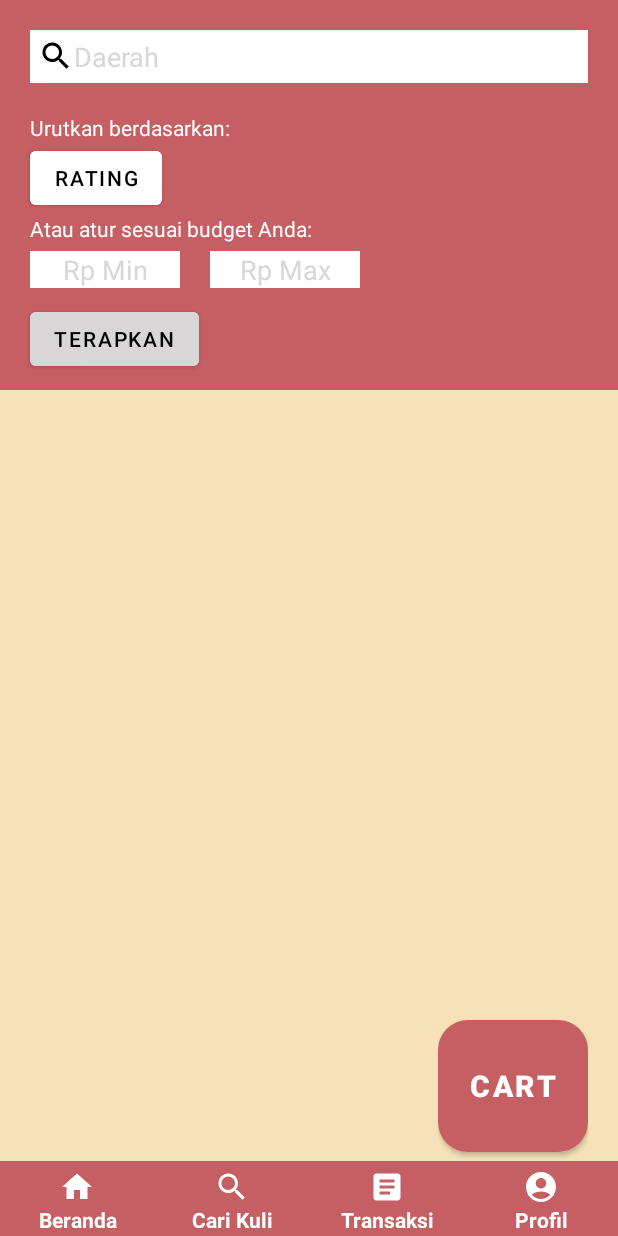
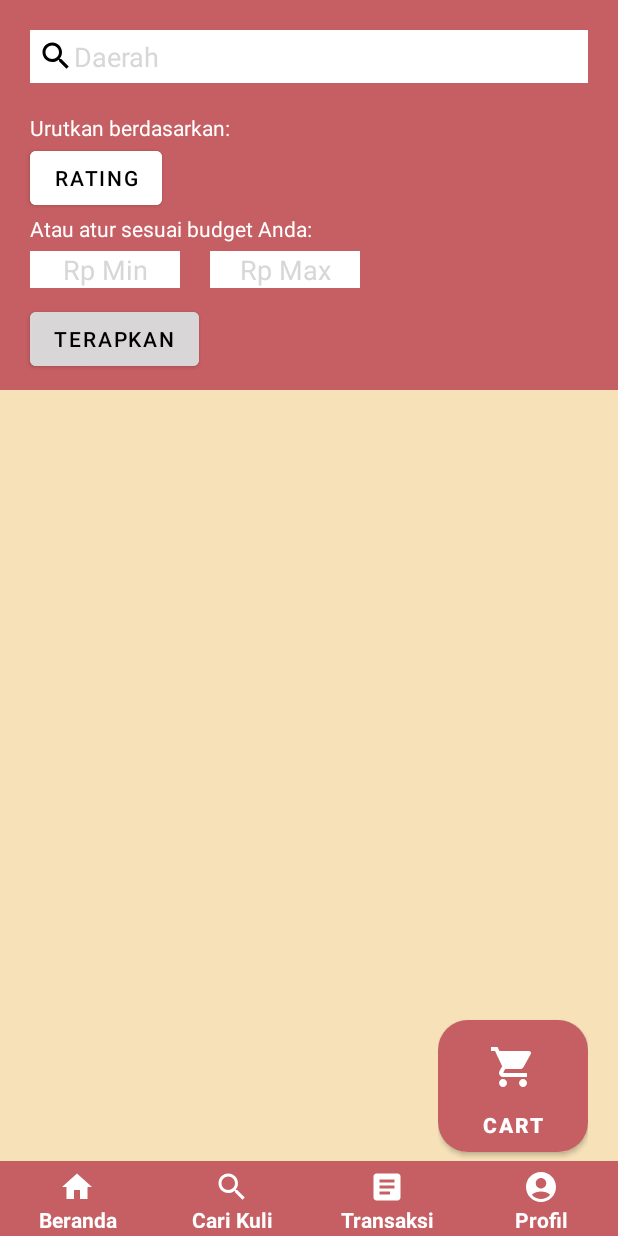
Before and after one commit to Alviannn/mas-kuli, an Android app: the fragment SearchFragment placed in its activity, on a phone screen of 412 x 824 dp. Run offline under Robolectric (Android 15) with nearby library versions, the phone set to English and light mode, and no system bars; pictures from the network do not load; 2 statements that could not run were skipped.

Commit message:
feat: adjust cart button to have drawable

```diff
--- a/app/src/main/res/drawable/cart.xml
+++ b/app/src/main/res/drawable/cart.xml
@@ -1,5 +1,5 @@
-<vector android:height="24dp" android:tint="#FFFFFF"
+<vector android:height="32dp" android:tint="#FFFFFF"
     android:viewportHeight="24" android:viewportWidth="24"
-    android:width="24dp" xmlns:android="http://schemas.android.com/apk/res/android">
+    android:width="32dp" xmlns:android="http://schemas.android.com/apk/res/android">
     <path android:fillColor="@android:color/white" android:pathData="M7,18c-1.1,0 -1.99,0.9 -1.99,2S5.9,22 7,22s2,-0.9 2,-2 -0.9,-2 -2,-2zM1,2v2h2l3.6,7.59 -1.35,2.45c-0.16,0.28 -0.25,0.61 -0.25,0.96 0,1.1 0.9,2 2,2h12v-2L7.42,15c-0.14,0 -0.25,-0.11 -0.25,-0.25l0.03,-0.12 0.9,-1.63h7.45c0.75,0 1.41,-0.41 1.75,-1.03l3.58,-6.49c0.08,-0.14 0.12,-0.31 0.12,-0.48 0,-0.55 -0.45,-1 -1,-1L5.21,4l-0.94,-2L1,2zM17,18c-1.1,0 -1.99,0.9 -1.99,2s0.89,2 1.99,2 2,-0.9 2,-2 -0.9,-2 -2,-2z"/>
 </vector>
--- a/app/src/main/res/layout/fragment_search.xml
+++ b/app/src/main/res/layout/fragment_search.xml
@@ -126,12 +126,12 @@
         <Button
             android:layout_width="match_parent"
             android:layout_height="match_parent"
+            android:drawableTop="@drawable/cart"
+            android:paddingTop="15dp"
             android:text="Cart"
-            android:textSize="20sp"
             android:textStyle="bold"
             app:cornerRadius="20dp" />
 
     </RelativeLayout>
 
-
 </RelativeLayout>
```
